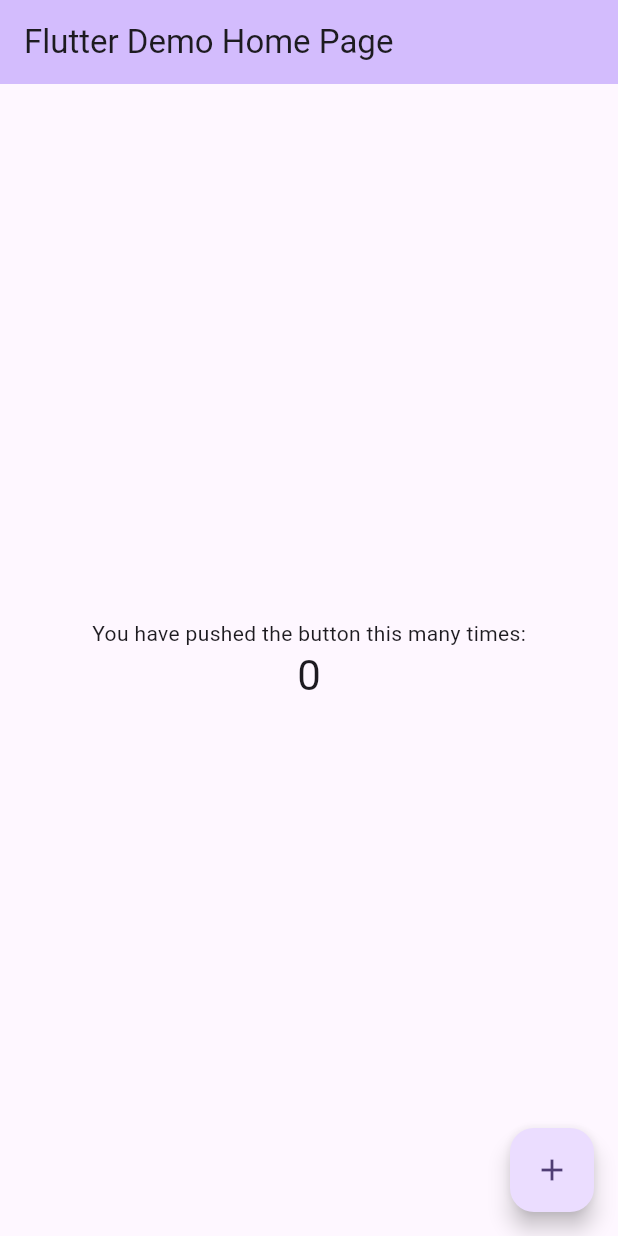
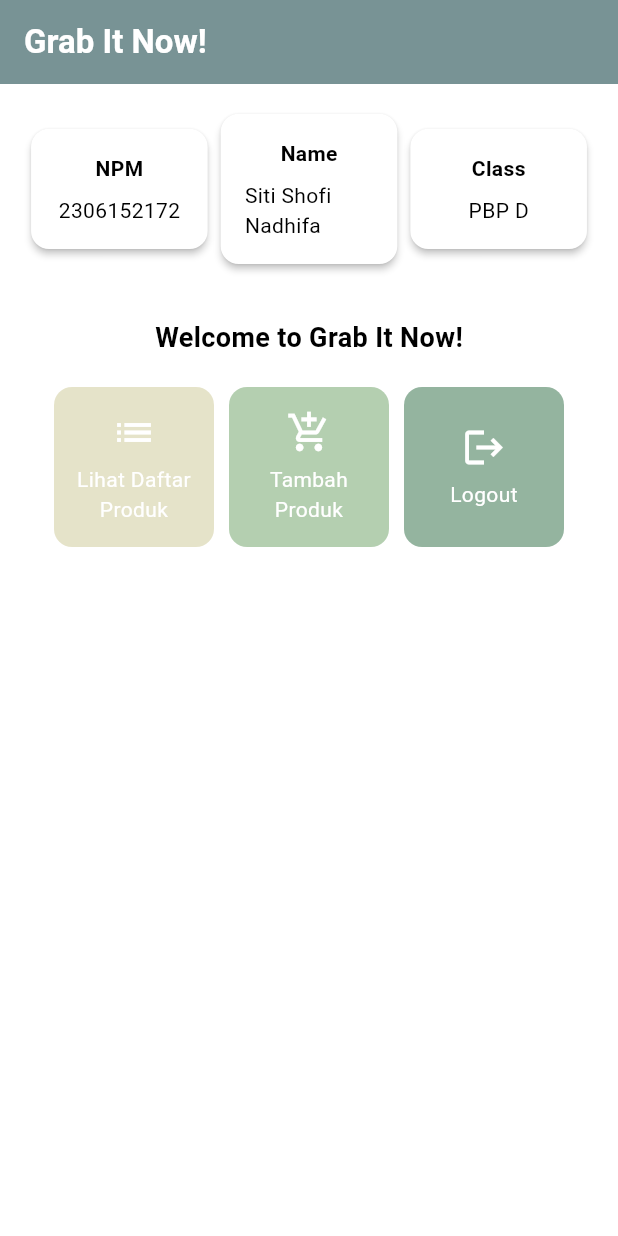
Before and after one commit to sopigoo/grab-it-now-mobile, a Flutter app: the screen it shows after launch, on a phone screen of 412 x 824 dp. Run offline on Flutter 3.47's test engine with Material 3 defaults, Android fonts, the phone set to English and light mode, and no system bars.

Commit message:
Finished assignment 7

```diff
--- a/lib/main.dart
+++ b/lib/main.dart
@@ -1,4 +1,5 @@
 import 'package:flutter/material.dart';
+import 'package:grab_it_now/menu.dart';
 
 void main() {
   runApp(const MyApp());
@@ -11,115 +12,15 @@
   @override
   Widget build(BuildContext context) {
     return MaterialApp(
-      title: 'Flutter Demo',
+      title: 'Grab It Now!',
       theme: ThemeData(
-        // This is the theme of your application.
-        //
-        // TRY THIS: Try running your application with "flutter run". You'll see
-        // the application has a purple toolbar. Then, without quitting the app,
-        // try changing the seedColor in the colorScheme below to Colors.green
-        // and then invoke "hot reload" (save your changes or press the "hot
-        // reload" button in a Flutter-supported IDE, or press "r" if you used
-        // the command line to start the app).
-        //
-        // Notice that the counter didn't reset back to zero; the application
-        // state is not lost during the reload. To reset the state, use hot
-        // restart instead.
-        //
-        // This works for code too, not just values: Most code changes can be
-        // tested with just a hot reload.
-        colorScheme: ColorScheme.fromSeed(seedColor: Colors.deepPurple),
+        colorScheme: ColorScheme.fromSwatch().copyWith(
+          primary: const Color(0xFF789395),
+          secondary: const Color(0xFF94B49F),
+        ),
         useMaterial3: true,
       ),
-      home: const MyHomePage(title: 'Flutter Demo Home Page'),
+      home: MyHomePage(),
     );
   }
 }
-
-class MyHomePage extends StatefulWidget {
-  const MyHomePage({super.key, required this.title});
-
-  // This widget is the home page of your application. It is stateful, meaning
-  // that it has a State object (defined below) that contains fields that affect
-  // how it looks.
-
-  // This class is the configuration for the state. It holds the values (in this
-  // case the title) provided by the parent (in this case the App widget) and
-  // used by the build method of the State. Fields in a Widget subclass are
-  // always marked "final".
-
-  final String title;
-
-  @override
-  State<MyHomePage> createState() => _MyHomePageState();
-}
-
-class _MyHomePageState extends State<MyHomePage> {
-  int _counter = 0;
-
-  void _incrementCounter() {
-    setState(() {
-      // This call to setState tells the Flutter framework that something has
-      // changed in this State, which causes it to rerun the build method below
-      // so that the display can reflect the updated values. If we changed
-      // _counter without calling setState(), then the build method would not be
-      // called again, and so nothing would appear to happen.
-      _counter++;
-    });
-  }
-
-  @override
-  Widget build(BuildContext context) {
-    // This method is rerun every time setState is called, for instance as done
-    // by the _incrementCounter method above.
-    //
-    // The Flutter framework has been optimized to make rerunning build methods
-    // fast, so that you can just rebuild anything that needs updating rather
-    // than having to individually change instances of widgets.
-    return Scaffold(
-      appBar: AppBar(
-        // TRY THIS: Try changing the color here to a specific color (to
-        // Colors.amber, perhaps?) and trigger a hot reload to see the AppBar
-        // change color while the other colors stay the same.
-        backgroundColor: Theme.of(context).colorScheme.inversePrimary,
-        // Here we take the value from the MyHomePage object that was created by
-        // the App.build method, and use it to set our appbar title.
-        title: Text(widget.title),
-      ),
-      body: Center(
-        // Center is a layout widget. It takes a single child and positions it
-        // in the middle of the parent.
-        child: Column(
-          // Column is also a layout widget. It takes a list of children and
-          // arranges them vertically. By default, it sizes itself to fit its
-          // children horizontally, and tries to be as tall as its parent.
-          //
-          // Column has various properties to control how it sizes itself and
-          // how it positions its children. Here we use mainAxisAlignment to
-          // center the children vertically; the main axis here is the vertical
-          // axis because Columns are vertical (the cross axis would be
-          // horizontal).
-          //
-          // TRY THIS: Invoke "debug painting" (choose the "Toggle Debug Paint"
-          // action in the IDE, or press "p" in the console), to see the
-          // wireframe for each widget.
-          mainAxisAlignment: MainAxisAlignment.center,
-          children: <Widget>[
-            const Text(
-              'You have pushed the button this many times:',
-            ),
-            Text(
-              '$_counter',
-              style: Theme.of(context).textTheme.headlineMedium,
-            ),
-          ],
-        ),
-      ),
-      floatingActionButton: FloatingActionButton(
-        onPressed: _incrementCounter,
-        tooltip: 'Increment',
-        child: const Icon(Icons.add),
-      ), // This trailing comma makes auto-formatting nicer for build methods.
-    );
-  }
-}
--- /dev/null
+++ b/lib/menu.dart
@@ -0,0 +1,185 @@
+import 'package:flutter/material.dart';
+
+class MyHomePage extends StatelessWidget {
+    final String npm = '2306152172'; // NPM
+    final String name = 'Siti Shofi Nadhifa'; // Nama
+    final String className = 'PBP D'; // Kelas
+
+    MyHomePage({super.key});
+
+    final List<ItemHomepage> items = [
+        ItemHomepage("Lihat Daftar Produk", Icons.list, const Color(0xFFE5E3C9)),
+        ItemHomepage("Tambah Produk", Icons.add_shopping_cart, const Color(0xFFB4CFB0)),
+        ItemHomepage("Logout", Icons.logout, const Color(0xFF94B49F)),
+    ];
+
+    @override
+    Widget build(BuildContext context) {
+        // Scaffold menyediakan struktur dasar halaman dengan AppBar dan body.
+        return Scaffold(
+            // AppBar adalah bagian atas halaman yang menampilkan judul.
+            appBar: AppBar(
+                // Judul aplikasi "Grab It Now" dengan teks putih dan tebal.
+                title: const Text(
+                    'Grab It Now!',
+                    style: TextStyle(
+                    color: Colors.white,
+                    fontWeight: FontWeight.bold,
+                    ),
+                ),
+                // Warna latar belakang AppBar diambil dari skema warna tema aplikasi.
+                backgroundColor: Theme.of(context).colorScheme.primary,
+            ),
+            // Body halaman dengan padding di sekelilingnya.
+            body: Padding(
+                padding: const EdgeInsets.all(16.0),
+                // Menyusun widget secara vertikal dalam sebuah kolom.
+                child: Column(
+                    crossAxisAlignment: CrossAxisAlignment.center,
+                    children: [
+                        // Row untuk menampilkan 3 InfoCard secara horizontal.
+                        Row(
+                            mainAxisAlignment: MainAxisAlignment.spaceEvenly,
+                            children: [
+                                InfoCard(title: 'NPM', content: npm),
+                                InfoCard(title: 'Name', content: name),
+                                InfoCard(title: 'Class', content: className),
+                            ],
+                        ),
+
+                        // Memberikan jarak vertikal 16 unit.
+                        const SizedBox(height: 16.0),
+
+                        // Menempatkan widget berikutnya di tengah halaman.
+                        Center(
+                            child: Column(
+                                // Menyusun teks dan grid item secara vertikal.
+
+                                children: [
+                                    // Menampilkan teks sambutan dengan gaya tebal dan ukuran 18.
+                                    const Padding(
+                                        padding: EdgeInsets.only(top: 16.0),
+                                        child: Text(
+                                        'Welcome to Grab It Now!',
+                                        style: TextStyle(
+                                            fontWeight: FontWeight.bold,
+                                            fontSize: 18.0,
+                                        ),
+                                        ),
+                                    ),
+
+                                    // Grid untuk menampilkan ItemCard dalam bentuk grid 3 kolom.
+                                    GridView.count(
+                                        primary: true,
+                                        padding: const EdgeInsets.all(20),
+                                        crossAxisSpacing: 10,
+                                        mainAxisSpacing: 10,
+                                        crossAxisCount: 3,
+                                        // Agar grid menyesuaikan tinggi kontennya.
+                                        shrinkWrap: true,
+
+                                        // Menampilkan ItemCard untuk setiap item dalam list items.
+                                        children: items.map((ItemHomepage item) {
+                                        return ItemCard(item);
+                                        }).toList(),
+                                    ),
+                                ],
+                            ),
+                        ),
+                    ],
+                ),
+            ),
+        );
+    }
+}
+
+class InfoCard extends StatelessWidget {
+    // Kartu informasi yang menampilkan title dan content.
+
+    final String title;  // Judul kartu.
+    final String content;  // Isi kartu.
+
+    const InfoCard({super.key, required this.title, required this.content});
+
+    @override
+    Widget build(BuildContext context) {
+        return Card(
+            // Membuat kotak kartu dengan bayangan dibawahnya.
+            elevation: 2.0,
+            child: Container(
+                // Mengatur ukuran dan jarak di dalam kartu.
+                width: MediaQuery.of(context).size.width / 3.5, // menyesuaikan dengan lebar device yang digunakan.
+                padding: const EdgeInsets.all(16.0),
+                // Menyusun title dan content secara vertikal.
+                child: Column(
+                    children: [
+                    Text(
+                        title,
+                        style: const TextStyle(fontWeight: FontWeight.bold),
+                    ),
+                    const SizedBox(height: 8.0),
+                    Text(content),
+                    ],
+                ),
+            ),
+        );
+    }
+}
+
+class ItemHomepage {
+    final String name;
+    final IconData icon;
+    final Color color;
+
+    ItemHomepage(this.name, this.icon, this.color);
+}
+
+class ItemCard extends StatelessWidget {
+    final ItemHomepage item;
+
+    const ItemCard(this.item, {super.key});
+
+    @override
+    Widget build(BuildContext context) {
+        return Material(
+            color: item.color,
+            // Membuat sudut kartu melengkung.
+            borderRadius: BorderRadius.circular(12),
+
+            child: InkWell(
+                // Aksi ketika kartu ditekan.
+                onTap: () {
+                // Menampilkan pesan SnackBar saat kartu ditekan.
+                ScaffoldMessenger.of(context)
+                    ..hideCurrentSnackBar()
+                    ..showSnackBar(
+                    SnackBar(content: Text("Kamu telah menekan tombol ${item.name}!"))
+                    );
+                },
+                // Container untuk menyimpan Icon dan Text
+                child: Container(
+                    padding: const EdgeInsets.all(8),
+                    child: Center(
+                        child: Column(
+                            // Menyusun ikon dan teks di tengah kartu.
+                            mainAxisAlignment: MainAxisAlignment.center,
+                            children: [
+                                Icon(
+                                    item.icon,
+                                    color: Colors.white,
+                                    size: 30.0,
+                                ),
+                                const Padding(padding: EdgeInsets.all(3)),
+                                Text(
+                                    item.name,
+                                    textAlign: TextAlign.center,
+                                    style: const TextStyle(color: Colors.white),
+                                ),
+                            ],
+                        ),
+                    ),
+                ),
+            ),
+        );
+    }
+}
```
